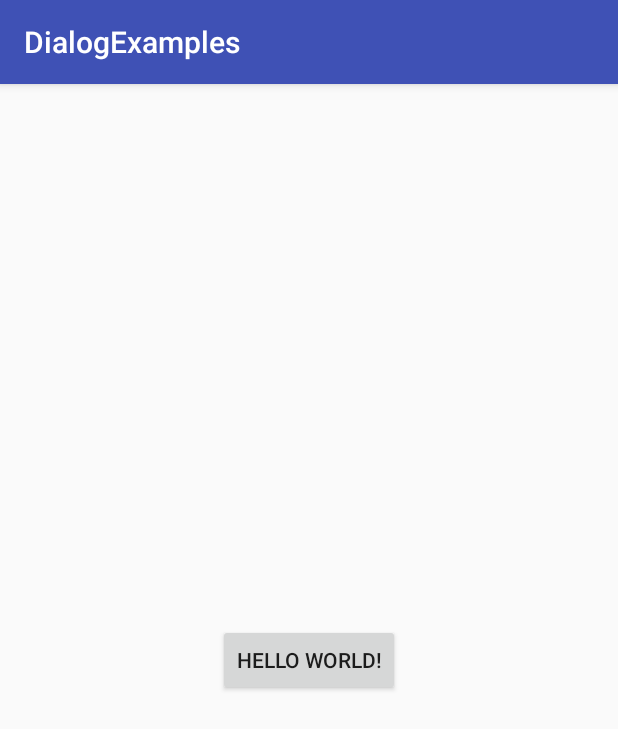
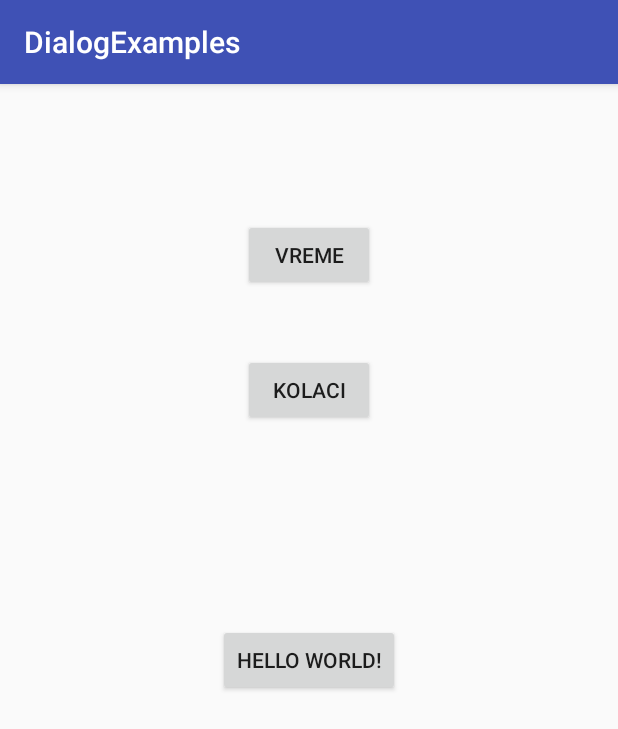
Before and after one commit to markonni93/pickeri, an Android app: the screen it shows after launch (MainActivity), on a phone screen of 412 x 824 dp. Shown: the top 729 px of the screen. Run offline under Robolectric (Android 15) with nearby library versions, the phone set to English and light mode, and no system bars.

Commit message:
dodao time picker i kolaci dialog

```diff
--- a/app/src/main/res/layout/activity_main.xml
+++ b/app/src/main/res/layout/activity_main.xml
@@ -7,14 +7,39 @@
     tools:context="com.example.code.dialogexamples.MainActivity">
 
     <Button
+        android:id="@+id/prvibutton"
         android:layout_width="wrap_content"
         android:layout_height="wrap_content"
         android:text="Hello World!"
+        android:onClick="simpleOnClick"
         app:layout_constraintBottom_toBottomOf="parent"
         app:layout_constraintLeft_toLeftOf="parent"
         app:layout_constraintRight_toRightOf="parent"
         app:layout_constraintTop_toTopOf="parent" />
 
+    <Button
+        android:id="@+id/drugibutton"
+        android:layout_width="wrap_content"
+        android:layout_height="wrap_content"
+        android:text="kolaci"
+        android:onClick="kolaciOnClick"
+        app:layout_constraintBottom_toBottomOf="@id/prvibutton"
+        app:layout_constraintLeft_toLeftOf="parent"
+        app:layout_constraintRight_toRightOf="parent"
+        app:layout_constraintTop_toTopOf="parent"
+        />
+
+    <Button
+        android:layout_width="wrap_content"
+        android:layout_height="wrap_content"
+        android:text="vreme"
+        android:onClick="vremeOnClick"
+        app:layout_constraintBottom_toBottomOf="@id/drugibutton"
+        app:layout_constraintLeft_toLeftOf="parent"
+        app:layout_constraintRight_toRightOf="parent"
+        app:layout_constraintTop_toTopOf="parent"
+        />
+
 
 
 </android.support.constraint.ConstraintLayout>
```
Also changed, not shown: app/src/main/java/com/example/code/dialogexamples/DialogZaKolace.java (added, +33 -0 lines), app/src/main/java/com/example/code/dialogexamples/MainActivity.java (+11 -1 lines), app/src/main/java/com/example/code/dialogexamples/TimePicker.java (added, +31 -0 lines), app/src/main/res/values/strings.xml (+11 -0 lines).
